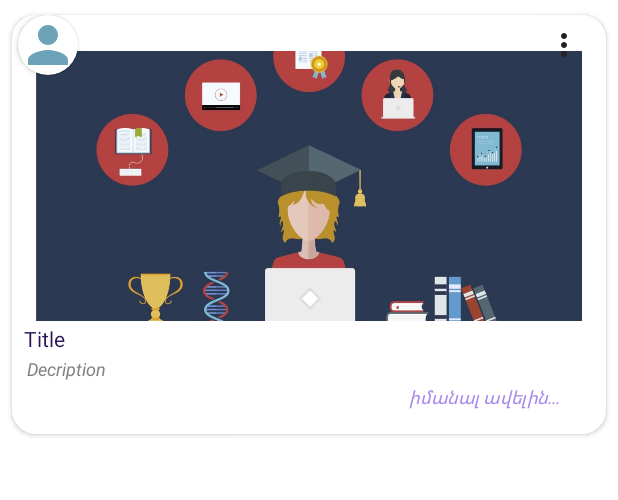
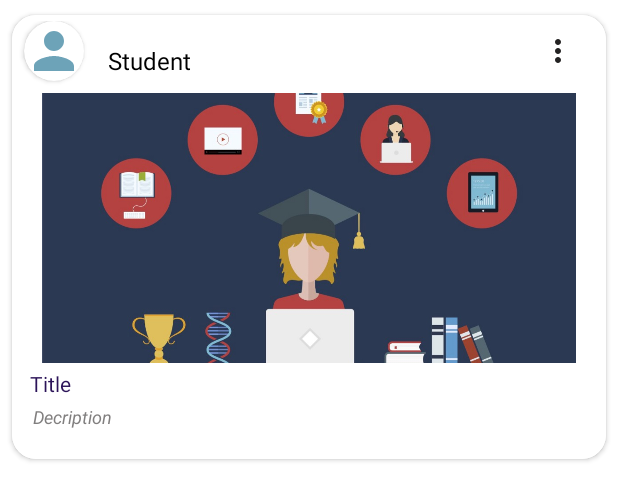
Before and after one commit to goodluck3301/StudentApp, an Android app: the layout material_item.xml on its own in the app's theme, with its tools: preview values and no code run, on a phone screen of 412 x 824 dp. Shown: the top 500 px of the screen. Run offline under Robolectric (Android 15) with nearby library versions, the light colour scheme and no system bars.

Commit message:
add menu & student name in material adapter (but firebase and db no finished)

```diff
--- a/app/src/main/AndroidManifest.xml
+++ b/app/src/main/AndroidManifest.xml
@@ -20,7 +20,6 @@
             android:exported="true">
             <intent-filter>
                 <action android:name="android.intent.action.MAIN" />
-
                 <category android:name="android.intent.category.LAUNCHER" />
             </intent-filter>
         </activity>
--- a/app/src/main/res/layout/material_item.xml
+++ b/app/src/main/res/layout/material_item.xml
@@ -1,5 +1,6 @@
 <?xml version="1.0" encoding="utf-8"?>
-<androidx.cardview.widget.CardView xmlns:android="http://schemas.android.com/apk/res/android"
+<androidx.cardview.widget.CardView
+    xmlns:android="http://schemas.android.com/apk/res/android"
     xmlns:app="http://schemas.android.com/apk/res-auto"
     xmlns:tools="http://schemas.android.com/tools"
     android:layout_width="match_parent"
@@ -13,6 +14,7 @@
     <androidx.constraintlayout.widget.ConstraintLayout
         android:layout_width="match_parent"
         android:layout_height="wrap_content"
+        android:padding="4dp"
         android:background="@color/white">
 
         <androidx.cardview.widget.CardView
@@ -28,11 +30,27 @@
             app:layout_constraintStart_toStartOf="parent">
 
             <ImageView
+                android:id="@+id/userImage"
                 android:layout_width="40dp"
                 android:layout_height="40dp"
                 android:src="@drawable/costum_person_icon" />
 
         </androidx.cardview.widget.CardView>
+
+       <TextView
+            android:id="@+id/materialuserName"
+            android:layout_width="wrap_content"
+            android:layout_height="wrap_content"
+            android:layout_marginStart="16dp"
+            android:text="Student"
+            android:textSize="16sp"
+            android:textColor="@color/black"
+            app:layout_constraintBottom_toBottomOf="@+id/cardView4"
+            app:layout_constraintStart_toEndOf="@+id/cardView4"
+            app:layout_constraintTop_toTopOf="@+id/cardView4"
+            app:layout_constraintVertical_bias="0.86" />
+
+
 
         <androidx.constraintlayout.widget.ConstraintLayout
             android:id="@+id/constraintLayout"
@@ -45,9 +63,10 @@
                 android:layout_width="match_parent"
                 android:layout_height="match_parent"
                 android:orientation="vertical"
+                android:paddingTop="40dp"
                 android:padding="16dp"
                 app:constraint_referenced_ids="materialImage,materialTitile,materialDesc,openLink"
-                app:flow_verticalGap="2dp"
+                app:flow_verticalGap="4dp"
                 app:layout_constraintTop_toBottomOf="@+id/cardView4" />
 
             <ImageView
@@ -79,21 +98,6 @@
                 app:layout_constraintStart_toStartOf="parent"
                 tools:layout_editor_absoluteY="219dp" />
 
-            <TextView
-                android:id="@+id/openLink"
-                android:layout_width="wrap_content"
-                android:layout_height="wrap_content"
-                android:layout_margin="8dp"
-                android:text="@string/openLinkText"
-                android:textColor="#A889EC"
-                android:textSize="12sp"
-                android:textStyle="italic"
-                app:layout_constraintBottom_toBottomOf="parent"
-                app:layout_constraintEnd_toEndOf="parent"
-                app:layout_constraintHorizontal_bias="0.92"
-                app:layout_constraintStart_toStartOf="parent"
-                app:layout_constraintTop_toBottomOf="@+id/materialDesc" />
-
             <ImageView
                 android:id="@+id/editmenu"
                 android:layout_width="wrap_content"
@@ -104,6 +108,5 @@
                 app:layout_constraintTop_toTopOf="@+id/cardView4" />
 
         </androidx.constraintlayout.widget.ConstraintLayout>
-
     </androidx.constraintlayout.widget.ConstraintLayout>
 </androidx.cardview.widget.CardView>
```
Also changed, not shown: app/src/main/java/com/example/studentapp/adapter/MaterialsAdapter.kt (+31 -15 lines), app/src/main/res/menu/change_menu.xml (+10 -0 lines).
